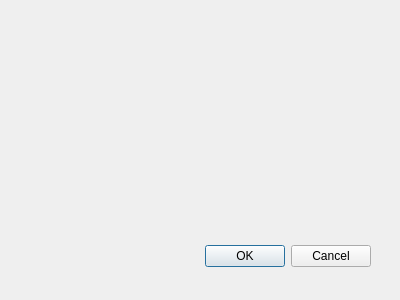
Above: purchasedialog.ui from muxiaozi/FoodAdmin before the change. Below: the same form after it.
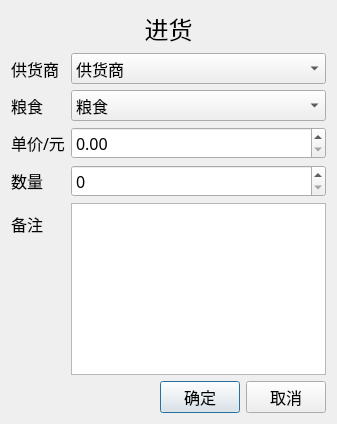
That is the form after the change. Icons and pictures are not drawn.

Diff of the .ui file:
```diff
--- a/purchasedialog.ui
+++ b/purchasedialog.ui
@@ -8,29 +8,345 @@
    <rect>
     <x>0</x>
     <y>0</y>
-    <width>400</width>
-    <height>300</height>
+    <width>337</width>
+    <height>424</height>
    </rect>
   </property>
   <property name="windowTitle">
    <string>Dialog</string>
   </property>
-  <widget name="buttonBox" class="QDialogButtonBox">
-   <property name="geometry">
-    <rect>
-     <x>30</x>
-     <y>240</y>
-     <width>341</width>
-     <height>32</height>
-    </rect>
-   </property>
-   <property name="orientation">
-    <enum>Qt::Horizontal</enum>
-   </property>
-   <property name="standardButtons">
-    <set>QDialogButtonBox::Cancel|QDialogButtonBox::Ok</set>
-   </property>
-  </widget>
+  <property name="windowIcon">
+   <iconset resource="resource.qrc">
+    <normaloff>:/images/purchase.png</normaloff>:/images/purchase.png</iconset>
+  </property>
+  <layout class="QGridLayout" name="gridLayout">
+   <item row="0" column="0">
+    <widget class="QLabel" name="label_7">
+     <property name="font">
+      <font>
+       <family>微软雅黑</family>
+       <pointsize>18</pointsize>
+      </font>
+     </property>
+     <property name="text">
+      <string>进货</string>
+     </property>
+     <property name="alignment">
+      <set>Qt::AlignCenter</set>
+     </property>
+    </widget>
+   </item>
+   <item row="1" column="0">
+    <layout class="QFormLayout" name="formLayout">
+     <item row="1" column="1">
+      <widget class="QComboBox" name="cbSupplier">
+       <property name="minimumSize">
+        <size>
+         <width>200</width>
+         <height>0</height>
+        </size>
+       </property>
+       <property name="font">
+        <font>
+         <family>微软雅黑</family>
+         <pointsize>12</pointsize>
+        </font>
+       </property>
+       <item>
+        <property name="text">
+         <string>供货商</string>
+        </property>
+       </item>
+      </widget>
+     </item>
+     <item row="1" column="0">
+      <widget class="QLabel" name="label_3">
+       <property name="sizePolicy">
+        <sizepolicy hsizetype="Maximum" vsizetype="Preferred">
+         <horstretch>0</horstretch>
+         <verstretch>0</verstretch>
+        </sizepolicy>
+       </property>
+       <property name="minimumSize">
+        <size>
+         <width>0</width>
+         <height>0</height>
+        </size>
+       </property>
+       <property name="maximumSize">
+        <size>
+         <width>100</width>
+         <height>16777215</height>
+        </size>
+       </property>
+       <property name="font">
+        <font>
+         <family>微软雅黑</family>
+         <pointsize>12</pointsize>
+        </font>
+       </property>
+       <property name="text">
+        <string>供货商</string>
+       </property>
+       <property name="scaledContents">
+        <bool>false</bool>
+       </property>
+      </widget>
+     </item>
+     <item row="2" column="1">
+      <widget class="QComboBox" name="cbFoodName">
+       <property name="minimumSize">
+        <size>
+         <width>200</width>
+         <height>0</height>
+        </size>
+       </property>
+       <property name="font">
+        <font>
+         <family>微软雅黑</family>
+         <pointsize>12</pointsize>
+        </font>
+       </property>
+       <item>
+        <property name="text">
+         <string>粮食</string>
+        </property>
+       </item>
+      </widget>
+     </item>
+     <item row="2" column="0">
+      <widget class="QLabel" name="label_4">
+       <property name="sizePolicy">
+        <sizepolicy hsizetype="Maximum" vsizetype="Preferred">
+         <horstretch>0</horstretch>
+         <verstretch>0</verstretch>
+        </sizepolicy>
+       </property>
+       <property name="minimumSize">
+        <size>
+         <width>0</width>
+         <height>0</height>
+        </size>
+       </property>
+       <property name="maximumSize">
+        <size>
+         <width>100</width>
+         <height>16777215</height>
+        </size>
+       </property>
+       <property name="font">
+        <font>
+         <family>微软雅黑</family>
+         <pointsize>12</pointsize>
+        </font>
+       </property>
+       <property name="text">
+        <string>粮食</string>
+       </property>
+       <property name="scaledContents">
+        <bool>false</bool>
+       </property>
+      </widget>
+     </item>
+     <item row="3" column="1">
+      <widget class="QDoubleSpinBox" name="dsbFoodPrice">
+       <property name="minimumSize">
+        <size>
+         <width>200</width>
+         <height>0</height>
+        </size>
+       </property>
+       <property name="font">
+        <font>
+         <family>微软雅黑</family>
+         <pointsize>12</pointsize>
+        </font>
+       </property>
+       <property name="decimals">
+        <number>2</number>
+       </property>
+       <property name="maximum">
+        <double>9999999.990000000223517</double>
+       </property>
+      </widget>
+     </item>
+     <item row="4" column="1">
+      <widget class="QSpinBox" name="sbQuantity">
+       <property name="minimumSize">
+        <size>
+         <width>200</width>
+         <height>0</height>
+        </size>
+       </property>
+       <property name="font">
+        <font>
+         <family>微软雅黑</family>
+         <pointsize>12</pointsize>
+        </font>
+       </property>
+       <property name="maximum">
+        <number>999999999</number>
+       </property>
+      </widget>
+     </item>
+     <item row="3" column="0">
+      <widget class="QLabel" name="label_5">
+       <property name="sizePolicy">
+        <sizepolicy hsizetype="Maximum" vsizetype="Preferred">
+         <horstretch>0</horstretch>
+         <verstretch>0</verstretch>
+        </sizepolicy>
+       </property>
+       <property name="minimumSize">
+        <size>
+         <width>0</width>
+         <height>0</height>
+        </size>
+       </property>
+       <property name="maximumSize">
+        <size>
+         <width>100</width>
+         <height>16777215</height>
+        </size>
+       </property>
+       <property name="font">
+        <font>
+         <family>微软雅黑</family>
+         <pointsize>12</pointsize>
+        </font>
+       </property>
+       <property name="text">
+        <string>单价/元</string>
+       </property>
+       <property name="scaledContents">
+        <bool>false</bool>
+       </property>
+      </widget>
+     </item>
+     <item row="4" column="0">
+      <widget class="QLabel" name="label_6">
+       <property name="sizePolicy">
+        <sizepolicy hsizetype="Maximum" vsizetype="Preferred">
+         <horstretch>0</horstretch>
+         <verstretch>0</verstretch>
+        </sizepolicy>
+       </property>
+       <property name="minimumSize">
+        <size>
+         <width>0</width>
+         <height>0</height>
+        </size>
+       </property>
+       <property name="maximumSize">
+        <size>
+         <width>100</width>
+         <height>16777215</height>
+        </size>
+       </property>
+       <property name="font">
+        <font>
+         <family>微软雅黑</family>
+         <pointsize>12</pointsize>
+        </font>
+       </property>
+       <property name="text">
+        <string>数量</string>
+       </property>
+       <property name="scaledContents">
+        <bool>false</bool>
+       </property>
+      </widget>
+     </item>
+     <item row="5" column="0">
+      <widget class="QLabel" name="label_8">
+       <property name="sizePolicy">
+        <sizepolicy hsizetype="Maximum" vsizetype="Preferred">
+         <horstretch>0</horstretch>
+         <verstretch>0</verstretch>
+        </sizepolicy>
+       </property>
+       <property name="minimumSize">
+        <size>
+         <width>0</width>
+         <height>0</height>
+        </size>
+       </property>
+       <property name="maximumSize">
+        <size>
+         <width>100</width>
+         <height>16777215</height>
+        </size>
+       </property>
+       <property name="font">
+        <font>
+         <family>微软雅黑</family>
+         <pointsize>12</pointsize>
+        </font>
+       </property>
+       <property name="text">
+        <string>备注</string>
+       </property>
+       <property name="scaledContents">
+        <bool>false</bool>
+       </property>
+      </widget>
+     </item>
+     <item row="5" column="1">
+      <widget class="QPlainTextEdit" name="editRemark">
+       <property name="font">
+        <font>
+         <family>微软雅黑</family>
+         <pointsize>12</pointsize>
+        </font>
+       </property>
+      </widget>
+     </item>
+    </layout>
+   </item>
+   <item row="2" column="0">
+    <layout class="QHBoxLayout" name="horizontalLayout">
+     <item>
+      <spacer name="horizontalSpacer">
+       <property name="orientation">
+        <enum>Qt::Horizontal</enum>
+       </property>
+       <property name="sizeHint" stdset="0">
+        <size>
+         <width>40</width>
+         <height>20</height>
+        </size>
+       </property>
+      </spacer>
+     </item>
+     <item>
+      <widget class="QPushButton" name="btnOk">
+       <property name="font">
+        <font>
+         <family>微软雅黑</family>
+         <pointsize>12</pointsize>
+        </font>
+       </property>
+       <property name="text">
+        <string>确定</string>
+       </property>
+      </widget>
+     </item>
+     <item>
+      <widget class="QPushButton" name="btnCancel">
+       <property name="font">
+        <font>
+         <family>微软雅黑</family>
+         <pointsize>12</pointsize>
+        </font>
+       </property>
+       <property name="text">
+        <string>取消</string>
+       </property>
+      </widget>
+     </item>
+    </layout>
+   </item>
+  </layout>
  </widget>
  <pixmapfunction/>
  <resources/>
```
Left out of the diff: 48 changed lines with no effect on the pictures.
